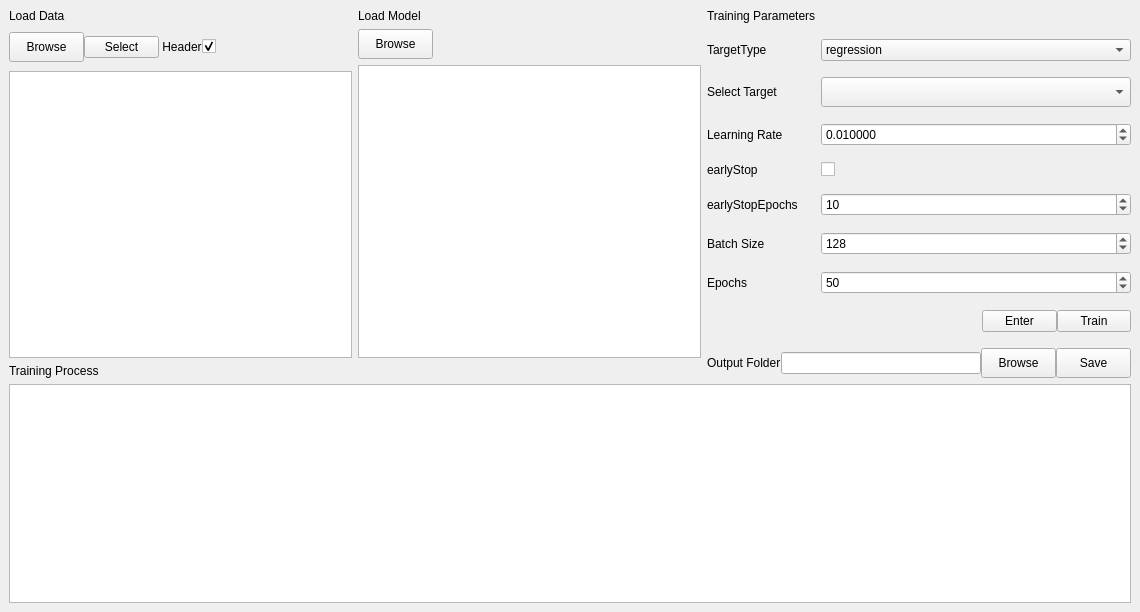
Old version of the form QSAR-UI/mainwindow1.ui in the repository sheMnapion/AI-QSAR.
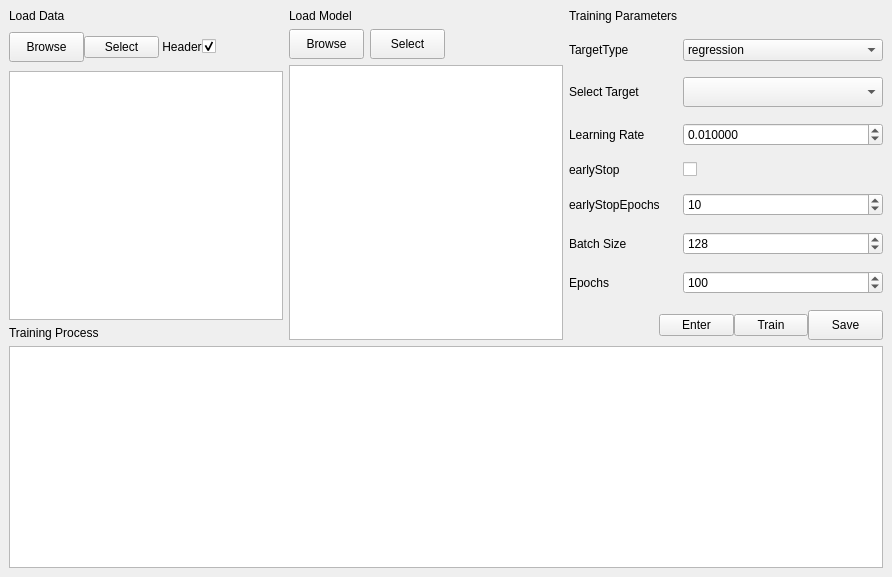
New version of the form.

Commit message: Update Model Save&Load

The edit to the form file:
```diff
--- a/QSAR-UI/mainwindow1.ui
+++ b/QSAR-UI/mainwindow1.ui
@@ -6,8 +6,8 @@
    <rect>
     <x>0</x>
     <y>0</y>
-    <width>1140</width>
-    <height>612</height>
+    <width>892</width>
+    <height>577</height>
    </rect>
   </property>
   <property name="sizePolicy">
@@ -143,81 +143,6 @@
       </item>
      </layout>
     </item>
-    <item row="1" column="0">
-     <widget class="QLabel" name="label_5">
-      <property name="sizePolicy">
-       <sizepolicy hsizetype="Expanding" vsizetype="Fixed">
-        <horstretch>1</horstretch>
-        <verstretch>0</verstretch>
-       </sizepolicy>
-      </property>
-      <property name="text">
-       <string>Training Process</string>
-      </property>
-     </widget>
-    </item>
-    <item row="2" column="0" colspan="3">
-     <widget class="QListWidget" name="trainingList">
-      <property name="sizePolicy">
-       <sizepolicy hsizetype="Expanding" vsizetype="Expanding">
-        <horstretch>1</horstretch>
-        <verstretch>0</verstretch>
-       </sizepolicy>
-      </property>
-     </widget>
-    </item>
-    <item row="0" column="1">
-     <layout class="QVBoxLayout" name="verticalLayout" stretch="1,1,1">
-      <item>
-       <widget class="QLabel" name="label_4">
-        <property name="sizePolicy">
-         <sizepolicy hsizetype="Expanding" vsizetype="Fixed">
-          <horstretch>1</horstretch>
-          <verstretch>0</verstretch>
-         </sizepolicy>
-        </property>
-        <property name="text">
-         <string>Load Model</string>
-        </property>
-       </widget>
-      </item>
-      <item>
-       <widget class="QPushButton" name="modelBrowseBtn">
-        <property name="sizePolicy">
-         <sizepolicy hsizetype="Expanding" vsizetype="Fixed">
-          <horstretch>1</horstretch>
-          <verstretch>0</verstretch>
-         </sizepolicy>
-        </property>
-        <property name="minimumSize">
-         <size>
-          <width>75</width>
-          <height>30</height>
-         </size>
-        </property>
-        <property name="maximumSize">
-         <size>
-          <width>75</width>
-          <height>30</height>
-         </size>
-        </property>
-        <property name="text">
-         <string>Browse</string>
-        </property>
-       </widget>
-      </item>
-      <item>
-       <widget class="QListWidget" name="modelList">
-        <property name="sizePolicy">
-         <sizepolicy hsizetype="Expanding" vsizetype="Expanding">
-          <horstretch>1</horstretch>
-          <verstretch>1</verstretch>
-         </sizepolicy>
-        </property>
-       </widget>
-      </item>
-     </layout>
-    </item>
     <item row="0" column="2" rowspan="2">
      <layout class="QFormLayout" name="formLayout">
       <property name="fieldGrowthPolicy">
@@ -442,10 +367,10 @@
          <number>1</number>
         </property>
         <property name="maximum">
-         <number>500</number>
+         <number>2000</number>
         </property>
         <property name="value">
-         <number>50</number>
+         <number>100</number>
         </property>
        </widget>
       </item>
@@ -505,60 +430,8 @@
           </property>
          </widget>
         </item>
-       </layout>
-      </item>
-      <item row="9" column="0" colspan="2">
-       <layout class="QHBoxLayout" name="horizontalLayout_5">
         <item>
-         <widget class="QLabel" name="outputLabel">
-          <property name="text">
-           <string>Output Folder</string>
-          </property>
-         </widget>
-        </item>
-        <item>
-         <widget class="QLineEdit" name="outputLineEdit">
-          <property name="minimumSize">
-           <size>
-            <width>200</width>
-            <height>0</height>
-           </size>
-          </property>
-          <property name="maximumSize">
-           <size>
-            <width>200</width>
-            <height>16777215</height>
-           </size>
-          </property>
-         </widget>
-        </item>
-        <item>
-         <widget class="QPushButton" name="outputBrowseBtn">
-          <property name="sizePolicy">
-           <sizepolicy hsizetype="Fixed" vsizetype="Fixed">
-            <horstretch>0</horstretch>
-            <verstretch>0</verstretch>
-           </sizepolicy>
-          </property>
-          <property name="minimumSize">
-           <size>
-            <width>75</width>
-            <height>30</height>
-           </size>
-          </property>
-          <property name="maximumSize">
-           <size>
-            <width>75</width>
-            <height>30</height>
-           </size>
-          </property>
-          <property name="text">
-           <string>Browse</string>
-          </property>
-         </widget>
-        </item>
-        <item>
-         <widget class="QPushButton" name="outputSaveBtn">
+         <widget class="QPushButton" name="modelSaveBtn">
           <property name="sizePolicy">
            <sizepolicy hsizetype="Fixed" vsizetype="Fixed">
             <horstretch>0</horstretch>
@@ -586,6 +459,111 @@
       </item>
      </layout>
     </item>
+    <item row="1" column="0">
+     <widget class="QLabel" name="label_5">
+      <property name="sizePolicy">
+       <sizepolicy hsizetype="Expanding" vsizetype="Fixed">
+        <horstretch>1</horstretch>
+        <verstretch>0</verstretch>
+       </sizepolicy>
+      </property>
+      <property name="text">
+       <string>Training Process</string>
+      </property>
+     </widget>
+    </item>
+    <item row="2" column="0" colspan="3">
+     <widget class="QListWidget" name="trainingList">
+      <property name="sizePolicy">
+       <sizepolicy hsizetype="Expanding" vsizetype="Expanding">
+        <horstretch>1</horstretch>
+        <verstretch>0</verstretch>
+       </sizepolicy>
+      </property>
+     </widget>
+    </item>
+    <item row="0" column="1" rowspan="2">
+     <layout class="QVBoxLayout" name="verticalLayout" stretch="1,0,1">
+      <item>
+       <widget class="QLabel" name="label_4">
+        <property name="sizePolicy">
+         <sizepolicy hsizetype="Expanding" vsizetype="Fixed">
+          <horstretch>1</horstretch>
+          <verstretch>0</verstretch>
+         </sizepolicy>
+        </property>
+        <property name="text">
+         <string>Load Model</string>
+        </property>
+       </widget>
+      </item>
+      <item>
+       <layout class="QHBoxLayout" name="horizontalLayout_2">
+        <item>
+         <widget class="QPushButton" name="modelBrowseBtn">
+          <property name="sizePolicy">
+           <sizepolicy hsizetype="Expanding" vsizetype="Fixed">
+            <horstretch>1</horstretch>
+            <verstretch>0</verstretch>
+           </sizepolicy>
+          </property>
+          <property name="minimumSize">
+           <size>
+            <width>75</width>
+            <height>30</height>
+           </size>
+          </property>
+          <property name="maximumSize">
+           <size>
+            <width>75</width>
+            <height>30</height>
+           </size>
+          </property>
+          <property name="text">
+           <string>Browse</string>
+          </property>
+         </widget>
+        </item>
+        <item>
+         <widget class="QPushButton" name="modelSelectBtn">
+          <property name="maximumSize">
+           <size>
+            <width>75</width>
+            <height>30</height>
+           </size>
+          </property>
+          <property name="text">
+           <string>Select</string>
+          </property>
+         </widget>
+        </item>
+        <item>
+         <spacer name="horizontalSpacer_2">
+          <property name="orientation">
+           <enum>Qt::Horizontal</enum>
+          </property>
+          <property name="sizeHint" stdset="0">
+           <size>
+            <width>40</width>
+            <height>20</height>
+           </size>
+          </property>
+         </spacer>
+        </item>
+       </layout>
+      </item>
+      <item>
+       <widget class="QListWidget" name="modelList">
+        <property name="sizePolicy">
+         <sizepolicy hsizetype="Expanding" vsizetype="Expanding">
+          <horstretch>1</horstretch>
+          <verstretch>1</verstretch>
+         </sizepolicy>
+        </property>
+       </widget>
+      </item>
+     </layout>
+    </item>
    </layout>
   </widget>
   <widget class="QMenuBar" name="menubar">
```
Left out of the diff: 2 changed lines with no effect on the pictures. The commit also changes 4 other files.
